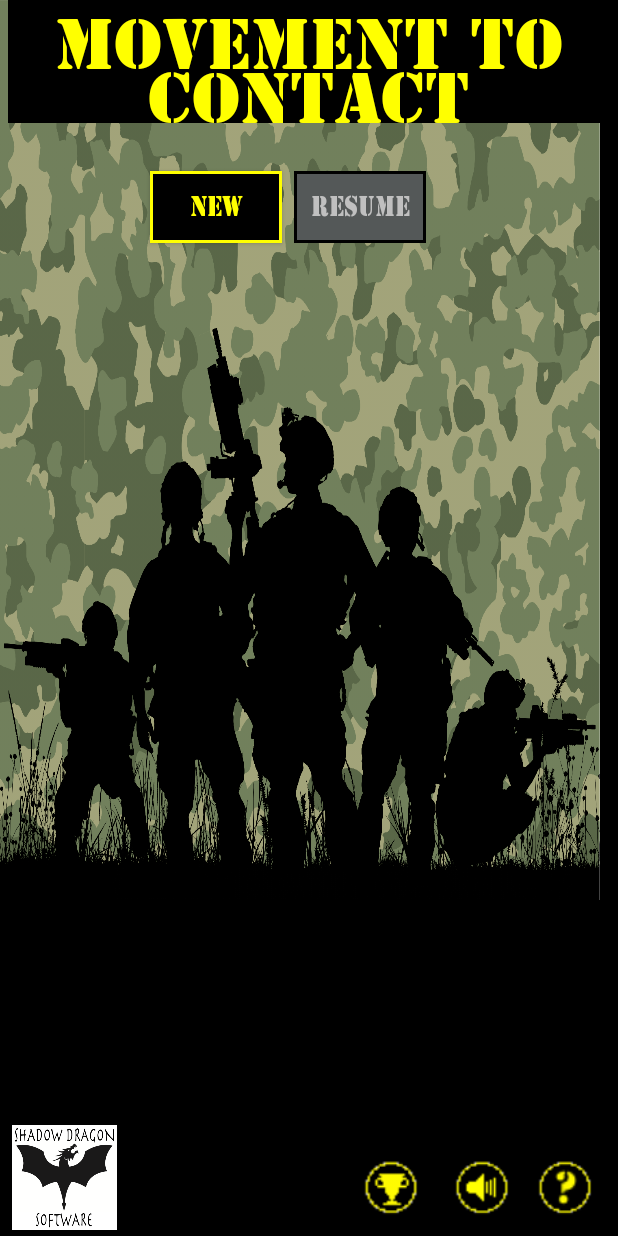
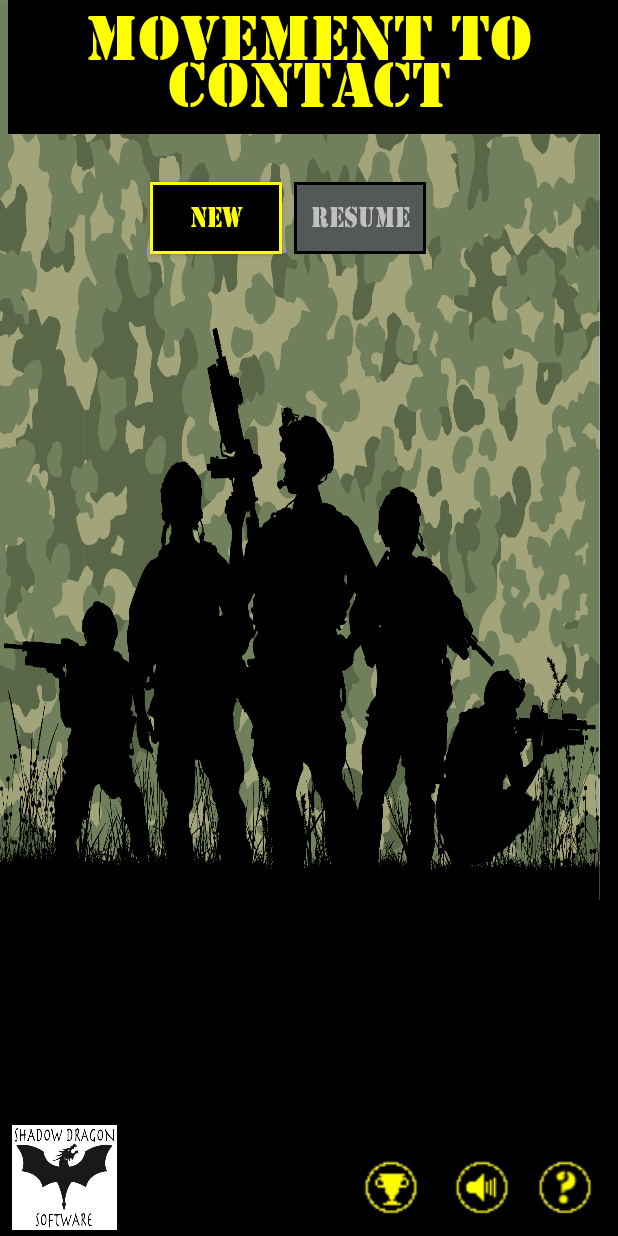
Before and after one commit to werntzp/movement-to-contact, an Android app: the screen it shows after launch (MainActivity), on a phone screen of 412 x 824 dp. Run offline under Robolectric (Android 15) with nearby library versions, the phone set to English and light mode, and no system bars.

Commit message:
Release 1.3

```diff
--- a/app/build.gradle
+++ b/app/build.gradle
@@ -6,8 +6,8 @@ android {
         applicationId 'com.shadowdragonsoftware.movement2contact'
         minSdkVersion 26
         targetSdkVersion 26
-        versionCode 3
-        versionName "1.2"
+        versionCode 4
+        versionName "1.3"
         testInstrumentationRunner "android.support.test.runner.AndroidJUnitRunner"
         multiDexEnabled true
     }
--- a/app/src/main/res/layout/activity_main.xml
+++ b/app/src/main/res/layout/activity_main.xml
@@ -27,13 +27,13 @@
     <TextView
         android:id="@+id/txtAppName"
         android:layout_width="402dp"
-        android:layout_height="82dp"
+        android:layout_height="89dp"
         android:background="#000000"
         android:fontFamily="@font/army"
         android:text="@string/app_name"
         android:textAlignment="center"
         android:textColor="#ffff00"
-        android:textSize="50sp"
+        android:textSize="44sp"
         app:layout_constraintEnd_toEndOf="parent"
         app:layout_constraintStart_toStartOf="parent"
         app:layout_constraintTop_toTopOf="parent" />
```
